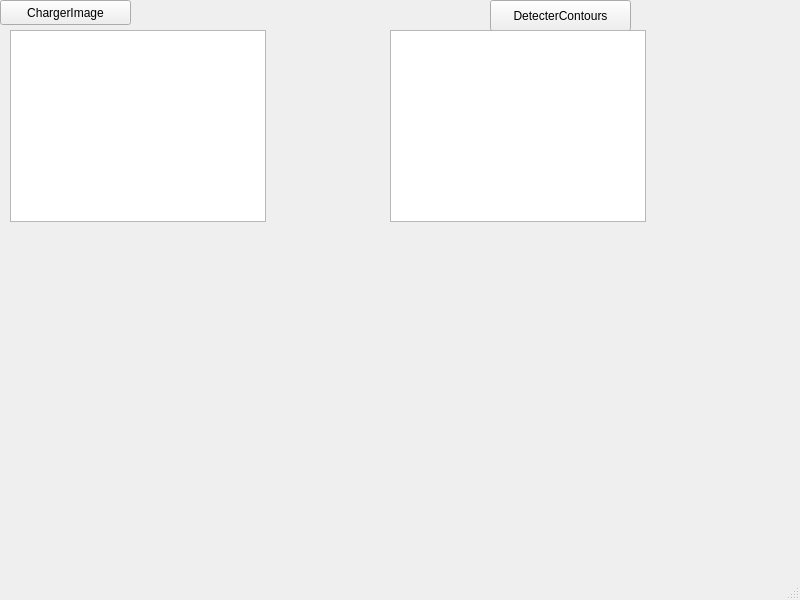
The window that Descripteurs/tessst/mainwindow.ui (TomAuclin/PROJETC_LMLTM) describes before a commit, drawn with Qt 5.
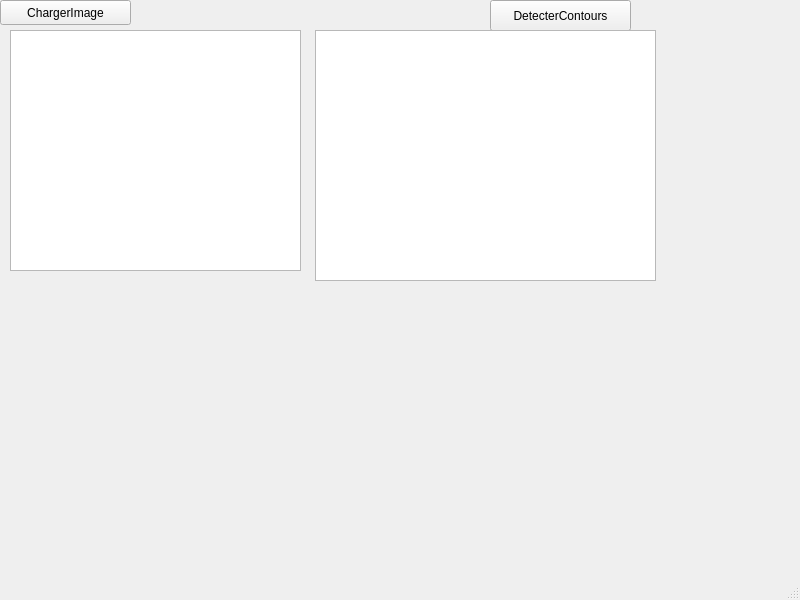
The same window after the commit.

The edit to the form file:
```diff
--- a/Descripteurs/tessst/mainwindow.ui
+++ b/Descripteurs/tessst/mainwindow.ui
@@ -45,18 +45,18 @@
      <rect>
       <x>10</x>
       <y>30</y>
-      <width>256</width>
-      <height>192</height>
+      <width>291</width>
+      <height>241</height>
      </rect>
     </property>
    </widget>
    <widget class="QGraphicsView" name="AfficherImageResultat">
     <property name="geometry">
      <rect>
-      <x>390</x>
+      <x>315</x>
       <y>30</y>
-      <width>256</width>
-      <height>192</height>
+      <width>341</width>
+      <height>251</height>
      </rect>
     </property>
    </widget>
```
